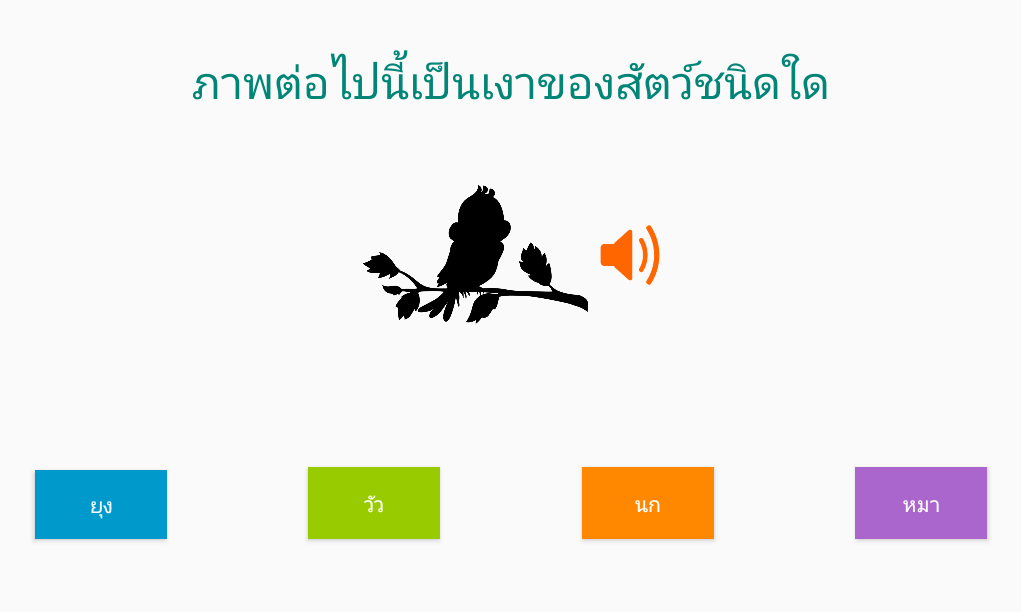
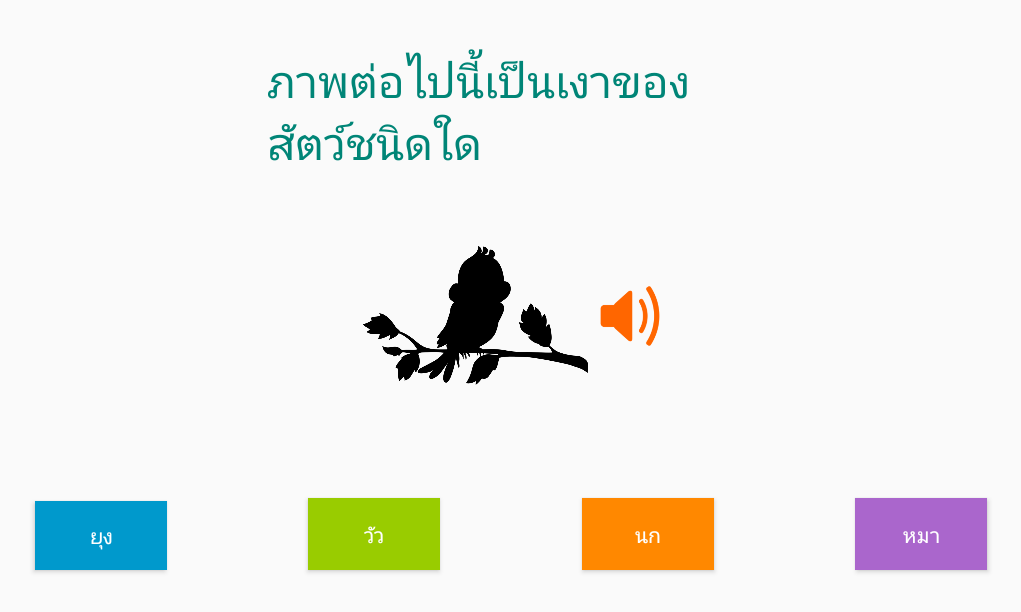
Before and after one commit to itg007/AnimalApp, an Android app: the GameActivity screen opened directly, with no data from a screen before it, on a phone screen of 824 x 412 dp (held sideways). Shown: the top 612 px of the screen, without its empty margins (107-1128 px from the left). Run offline under Robolectric (Android 15) with nearby library versions, the phone set to English and light mode, and no system bars.

Commit message:
AnimaApp Complete

```diff
--- a/app/src/main/res/layout/activity_game.xml
+++ b/app/src/main/res/layout/activity_game.xml
@@ -8,7 +8,7 @@
 
     <TextView
         android:id="@+id/textView"
-        android:layout_width="wrap_content"
+        android:layout_width="326dp"
         android:layout_height="wrap_content"
         android:layout_marginStart="8dp"
         android:layout_marginLeft="8dp"
```
